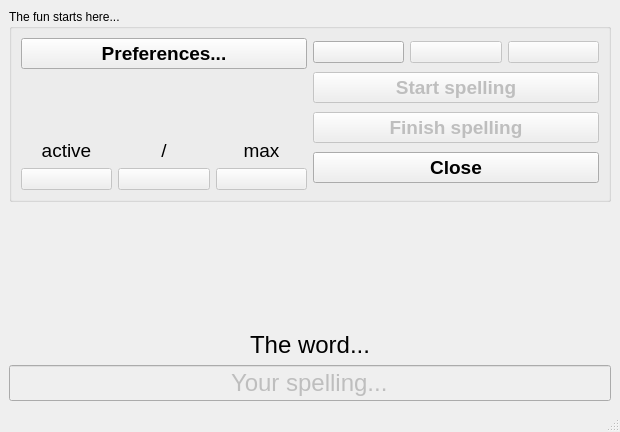
davidlamhauge/daspelling, file mainwindow.ui: the form before one commit.
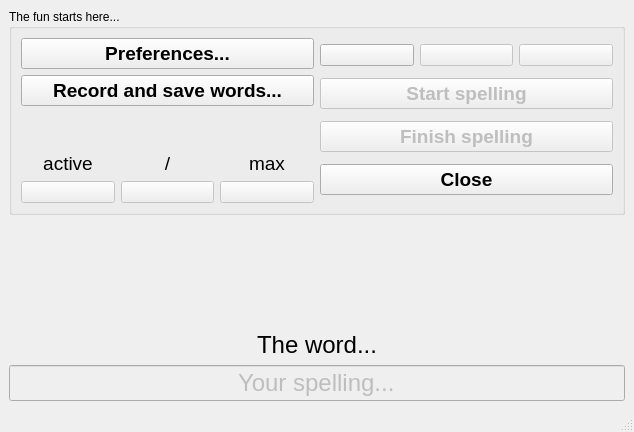
The form after the commit. Icons and pictures are not drawn.

Diff of the .ui file:
```diff
--- a/mainwindow.ui
+++ b/mainwindow.ui
@@ -6,7 +6,7 @@
    <rect>
     <x>0</x>
     <y>0</y>
-    <width>620</width>
+    <width>634</width>
     <height>432</height>
    </rect>
   </property>
@@ -30,7 +30,6 @@
              <property name="font">
               <font>
                <pointsize>14</pointsize>
-               <weight>75</weight>
                <bold>true</bold>
               </font>
              </property>
@@ -39,6 +38,19 @@
              </property>
             </widget>
            </item>
+           <item>
+            <widget class="QPushButton" name="btnRecordWords">
+             <property name="font">
+              <font>
+               <pointsize>14</pointsize>
+               <bold>true</bold>
+              </font>
+             </property>
+             <property name="text">
+              <string>Record and save words...</string>
+             </property>
+            </widget>
+           </item>
            <item>
             <spacer name="verticalSpacer_2">
              <property name="orientation">
@@ -256,7 +268,6 @@
              <property name="font">
               <font>
                <pointsize>14</pointsize>
-               <weight>75</weight>
                <bold>true</bold>
               </font>
              </property>
@@ -273,7 +284,6 @@
              <property name="font">
               <font>
                <pointsize>14</pointsize>
-               <weight>75</weight>
                <bold>true</bold>
               </font>
              </property>
@@ -287,7 +297,6 @@
              <property name="font">
               <font>
                <pointsize>14</pointsize>
-               <weight>75</weight>
                <bold>true</bold>
               </font>
              </property>
```
Left out of the diff: 4 changed lines with no effect on the pictures.
